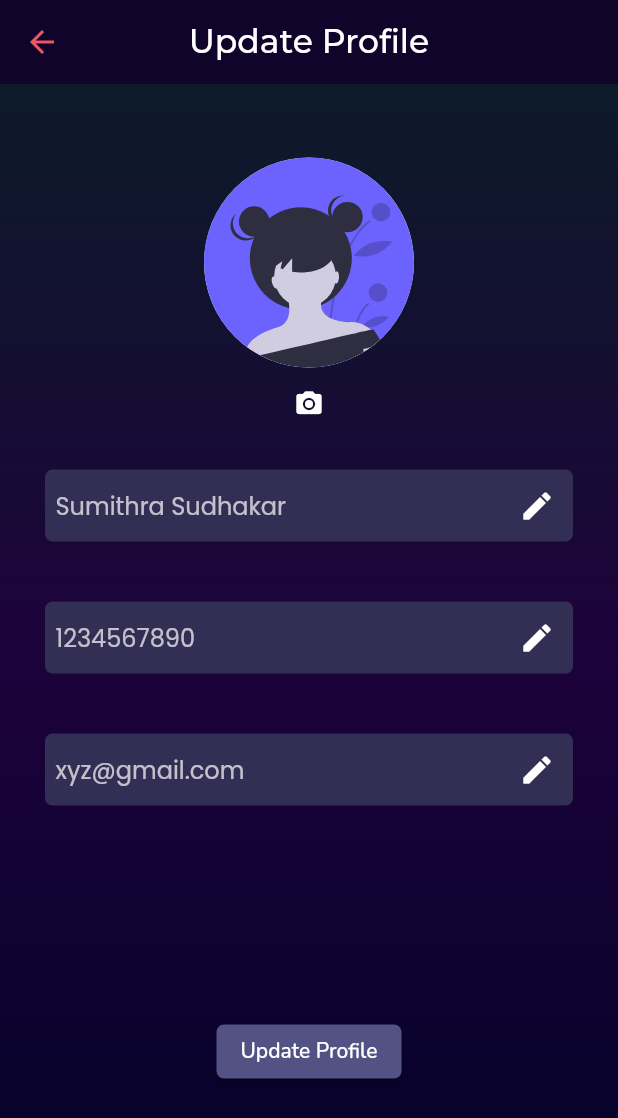
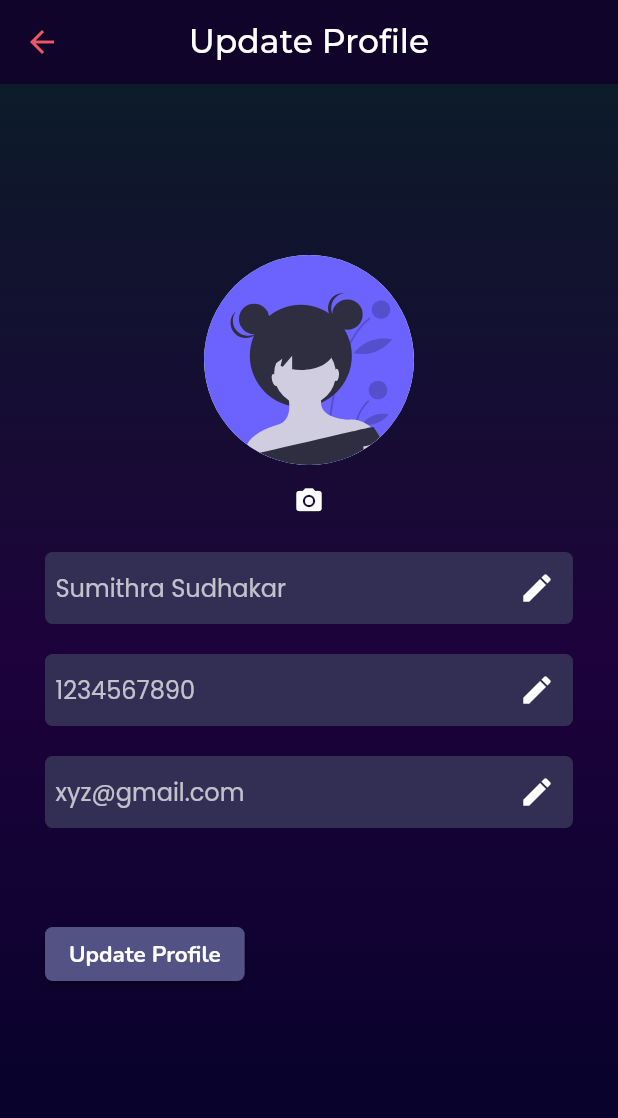
Before and after one commit to cyberwizard1001/events_app, a Flutter app: the ProfilePage screen opened directly, on a phone screen of 412 x 824 dp. Shown: the top 1118 px of the screen. Run offline on Flutter 3.47's test engine with Material 2 defaults, Android fonts, the phone set to English and light mode, and no system bars; our stand-ins replace auto_size_text, firebase_auth, firebase_core, flutter_svg, google_fonts, smooth_page_indicator; accounts and stored records are empty.

Commit message:
Theming updates

```diff
--- a/lib/screens/home.dart
+++ b/lib/screens/home.dart
@@ -89,6 +89,8 @@ class _HomeState extends State<Home> {
         ),
       ),
       appBar: AppBar(
+        elevation: 0,
+        backgroundColor: Color(0xff0A1A2E),
         iconTheme: IconThemeData(color: colors.accentColor),
         centerTitle: true,
         title: Text(
--- a/lib/screens/profile_page.dart
+++ b/lib/screens/profile_page.dart
@@ -47,7 +47,7 @@ class _ProfilePageState extends State<ProfilePage> {
                         ),
                         Padding(
                           padding: const EdgeInsets.symmetric(
-                              horizontal: 30, vertical: 20),
+                              horizontal: 30, vertical: 10),
                           child: TextFormField(
                             style: GoogleFonts.montserrat(color: colors.primaryTextColor),
                             decoration: InputDecoration(
@@ -69,7 +69,7 @@ class _ProfilePageState extends State<ProfilePage> {
                         ),
                         Padding(
                           padding: const EdgeInsets.symmetric(
-                              horizontal: 30, vertical: 20),
+                              horizontal: 30, vertical: 10),
                           child: TextFormField(
                             style: GoogleFonts.montserrat(color: colors.primaryTextColor),
                             decoration: InputDecoration(
@@ -91,7 +91,7 @@ class _ProfilePageState extends State<ProfilePage> {
                         ),
                         Padding(
                           padding: const EdgeInsets.symmetric(
-                              horizontal: 30, vertical: 20),
+                              horizontal: 30, vertical: 10),
                           child: TextFormField(
                             style: GoogleFonts.montserrat(color: colors.primaryTextColor),
                             decoration: InputDecoration(
@@ -111,14 +111,17 @@ class _ProfilePageState extends State<ProfilePage> {
                             ),
                           ),
                         ),
-                        Padding(
-                          padding: const EdgeInsets.fromLTRB(10, 120, 10, 50),
-                          child: ElevatedButton(
-                            child: const Text('Update Profile'),
-                              onPressed: (){Navigator.push(
-                                  context,
-                                  MaterialPageRoute(
-                                      builder: (context) => const CreateEvent()));}),
+                        Align(
+                          alignment: Alignment.bottomLeft,
+                          child: Padding(
+                            padding: const EdgeInsets.fromLTRB(30, 50, 10, 50),
+                            child: ElevatedButton(
+                              child: Text('Update Profile',style: GoogleFonts.nunito(fontWeight: FontWeight.bold, fontSize: 15),),
+                                onPressed: (){Navigator.push(
+                                    context,
+                                    MaterialPageRoute(
+                                        builder: (context) => const CreateEvent()));}),
+                          ),
                         )
                       ],
                     )
--- a/lib/widgets/appbar_back_button.dart
+++ b/lib/widgets/appbar_back_button.dart
@@ -24,6 +24,7 @@ class AppBarBackButton extends StatelessWidget implements PreferredSizeWidget {
   @override
   Widget build(BuildContext context) {
     return AppBar(
+      elevation: 0,
       leading: IconButton(
           splashRadius: 20,
           icon: Icon(
```
Also changed, not shown: lib/screens/admin_eventpage.dart (+11 -4 lines), lib/screens/events_page.dart (+10 -6 lines).
